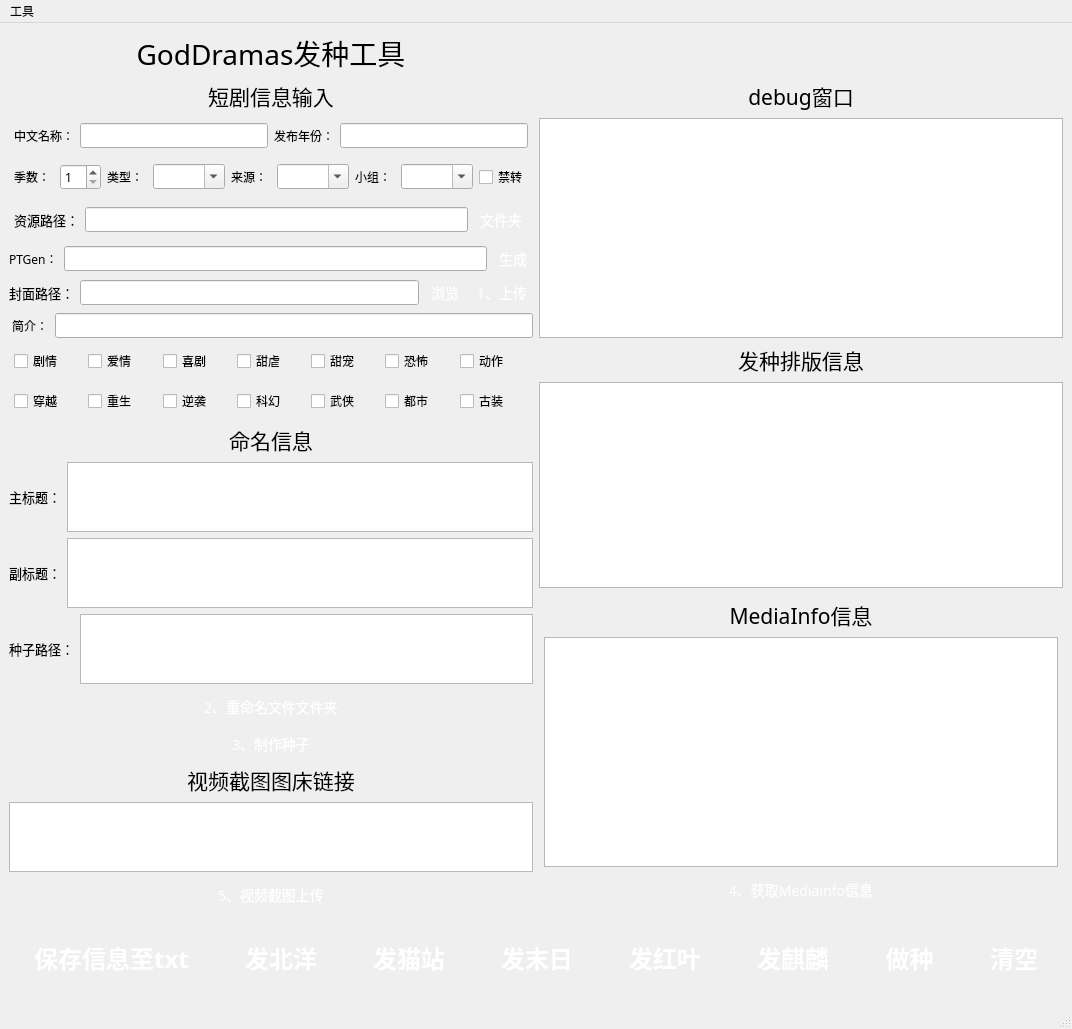
Above: ui/mainwindow.ui from waidosia/ph-bjd-playlet before the change. Below: the same form after it.
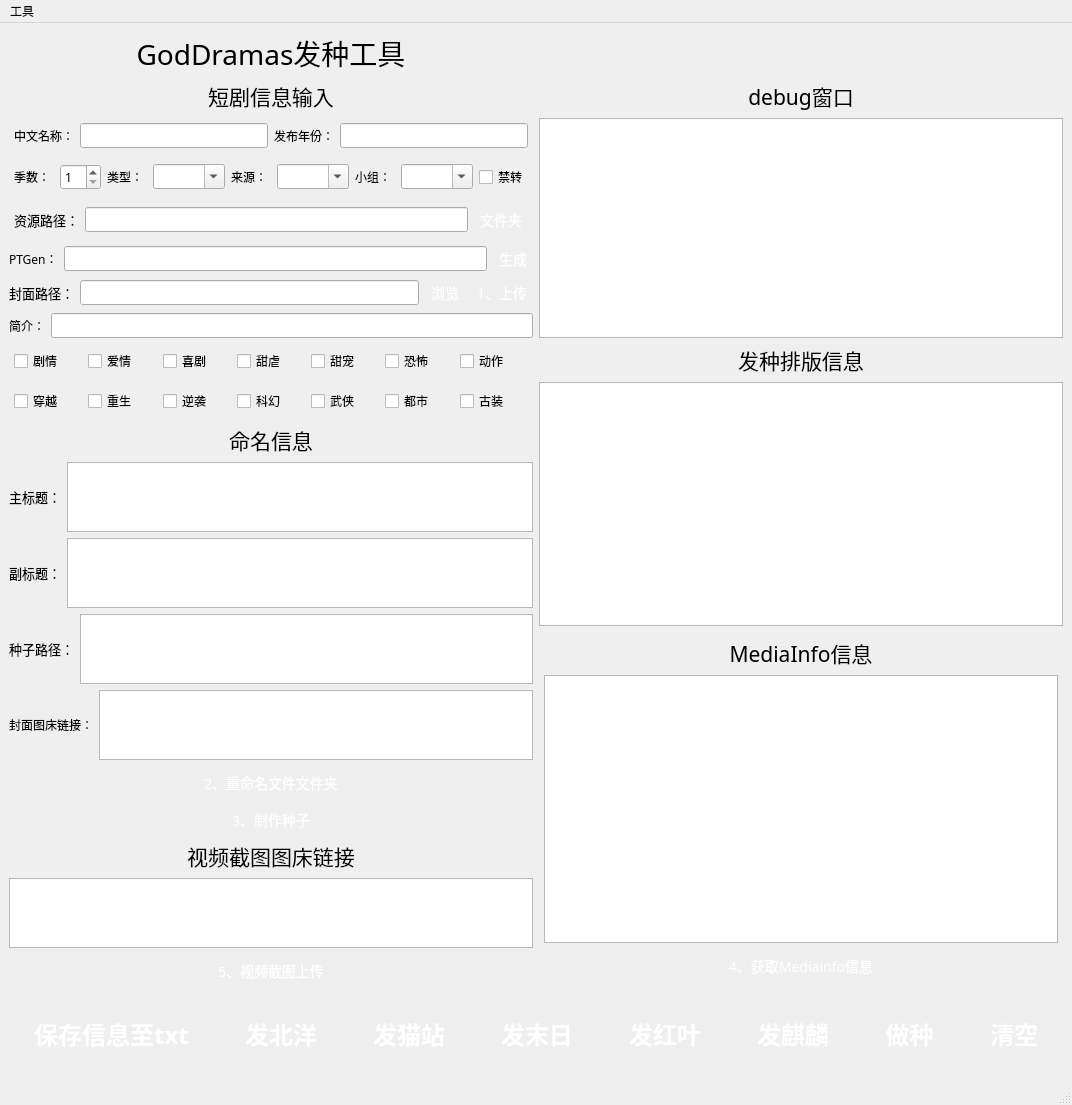
That is the form after the change.

What changed in the file:
```diff
--- a/ui/mainwindow.ui
+++ b/ui/mainwindow.ui
@@ -473,7 +473,7 @@
       <item>
        <widget class="QLabel" name="label_19">
         <property name="text">
-         <string> 简介：</string>
+         <string>简介：</string>
         </property>
        </widget>
       </item>
@@ -724,6 +724,20 @@
         </item>
        </layout>
       </item>
+      <item>
+       <layout class="QHBoxLayout" name="horizontalLayout_14">
+        <item>
+         <widget class="QLabel" name="label_21">
+          <property name="text">
+           <string>封面图床链接：</string>
+          </property>
+         </widget>
+        </item>
+        <item>
+         <widget class="QTextEdit" name="coverUrl"/>
+        </item>
+       </layout>
+      </item>
       <item>
        <layout class="QVBoxLayout" name="verticalLayout_2">
         <item>
@@ -853,7 +867,8 @@
 &lt;html&gt;&lt;head&gt;&lt;meta name=&quot;qrichtext&quot; content=&quot;1&quot; /&gt;&lt;style type=&quot;text/css&quot;&gt;
 p, li { white-space: pre-wrap; }
 &lt;/style&gt;&lt;/head&gt;&lt;body style=&quot; font-family:'微软雅黑'; font-size:9pt; font-weight:400; font-style:normal;&quot;&gt;
-&lt;p style=&quot;-qt-paragraph-type:empty; margin-top:0px; margin-bottom:0px; margin-left:0px; margin-right:0px; -qt-block-indent:0; text-indent:0px;&quot;&gt;&lt;br /&gt;&lt;/p&gt;&lt;/body&gt;&lt;/html&gt;</string>
+&lt;p style=&quot; margin-top:0px; margin-bottom:0px; margin-left:0px; margin-right:0px; -qt-block-indent:0; text-indent:0px;&quot;&gt;                                        &lt;/p&gt;
+&lt;p style=&quot; margin-top:0px; margin-bottom:0px; margin-left:0px; margin-right:0px; -qt-block-indent:0; text-indent:0px;&quot;&gt;                                    &lt;/p&gt;&lt;/body&gt;&lt;/html&gt;</string>
         </property>
         <property name="tabStopDistance">
          <double>80.000000000000000</double>
```
Left out of the diff: 934 changed lines with no effect on the pictures.
